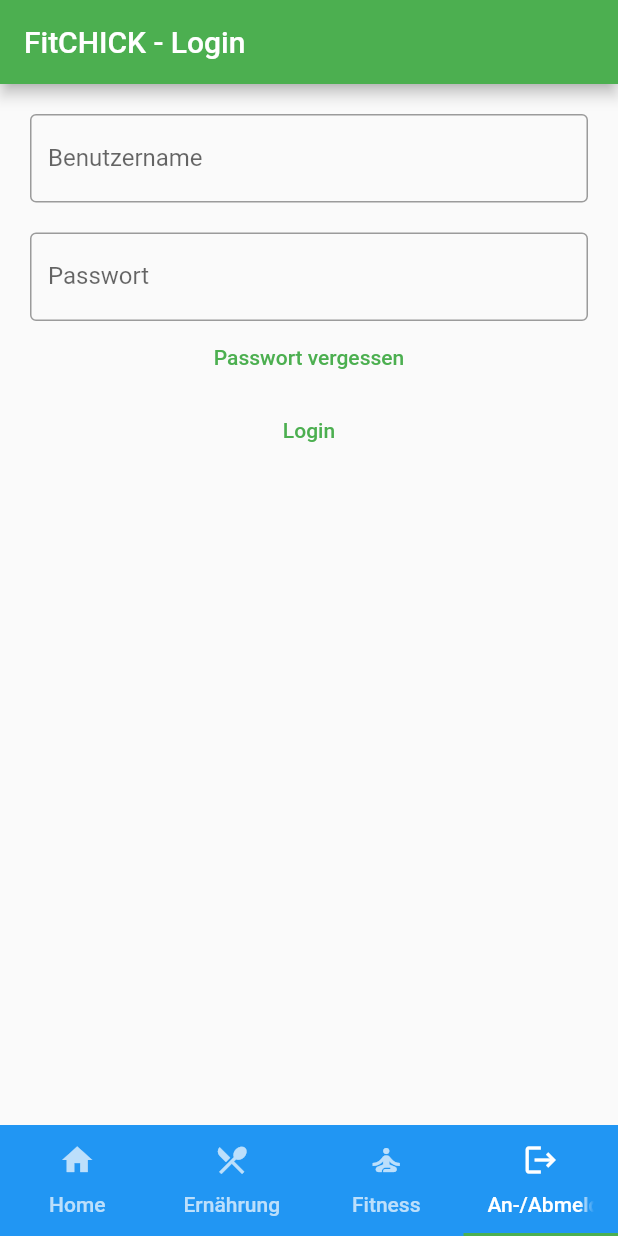
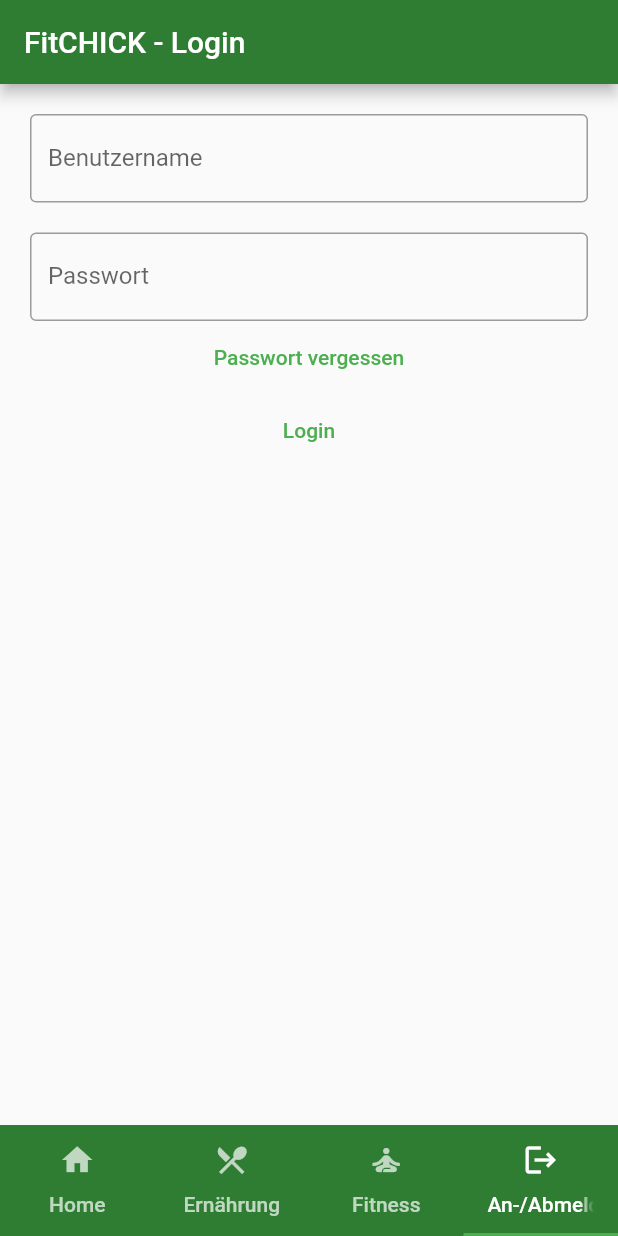
Before and after one commit to gioiapfirter/layout_widgets, a Flutter app: the screen it shows after launch, item 4 of the bottom bar chosen, on a phone screen of 412 x 824 dp. Run offline on Flutter 3.47's test engine with Material 2 defaults, Android fonts, the phone set to English and light mode, and no system bars; our stand-ins replace google_fonts, youtube_player_iframe; missing offline and left inert: dart:html; network calls fail.

Commit message:
Changed colour of Bottom Navigation Bar to Green

```diff
--- a/lib/homepage.dart
+++ b/lib/homepage.dart
@@ -24,6 +24,7 @@ class HomePage extends StatelessWidget {
                   child: ImageWithText("Ernährung", "recipes.jpg", "/recipes")),
             ],
           ),
-        ));
+        )
+    );
   }
 }
--- a/lib/loginpage.dart
+++ b/lib/loginpage.dart
@@ -17,6 +17,7 @@ class _State extends State<LoginPage> {
   Widget build(BuildContext context) {
     return Scaffold(
         appBar: AppBar(
+          backgroundColor: Colors.green.shade800,
           title: const Text('FitCHICK - Login'),
         ),
         body: Padding(
--- a/lib/main.dart
+++ b/lib/main.dart
@@ -47,6 +47,7 @@ class MyAppState extends State<MyApp> with SingleTickerProviderStateMixin {
 
   @override
   Widget build(BuildContext context) {
+
     return Scaffold(
       body: TabBarView(
         children: const <Widget>[HomePage(), RecipeListPage(), WorkoutListPage(), LoginPage(),],
@@ -55,7 +56,7 @@ class MyAppState extends State<MyApp> with SingleTickerProviderStateMixin {
 
       // Set the bottom navigation bar
       bottomNavigationBar: Material(
-        color: Colors.blue,
+        color: Colors.green.shade800,
         child: TabBar(
           tabs: const <Tab>[
             Tab(
```
